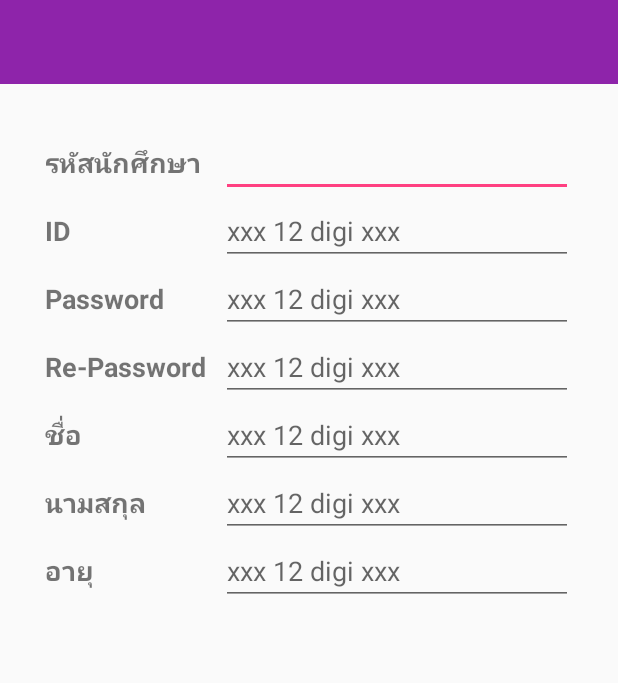
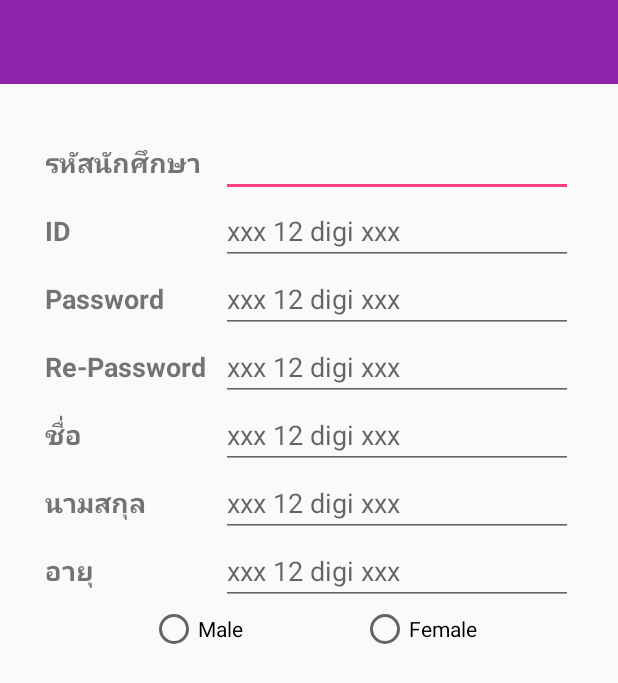
Before and after one commit to Natida2640/ExtSBC, an Android app: the fragment RegisterFragment shown on its own in the app's theme, on a phone screen of 412 x 824 dp. Shown: the top 683 px of the screen. Run offline under Robolectric (Android 15) with nearby library versions, the phone set to English and light mode, and no system bars.

Commit message:
Design step2

```diff
--- a/app/src/main/res/layout/fragment_register.xml
+++ b/app/src/main/res/layout/fragment_register.xml
@@ -213,6 +213,54 @@
                 </LinearLayout>
 
 
+                <!--Gender-->
+
+                <LinearLayout
+
+                    android:layout_width="match_parent"
+                    android:layout_height="wrap_content"
+                    android:orientation="horizontal">
+
+                    <TextView
+
+                        android:layout_width="0dp"
+                        android:layout_height="wrap_content"
+                        android:layout_weight="1"
+                        android:text=""
+                        android:textSize="18sp"
+                        android:textStyle="bold" />
+
+
+                    <RadioGroup
+                        android:layout_width="0dp"
+                        android:layout_height="wrap_content"
+                        android:layout_weight="2"
+                        android:orientation="horizontal">
+
+                        <RadioButton
+                            android:layout_width="0dp"
+                            android:layout_height="wrap_content"
+                            android:layout_weight="1"
+                            android:text="Male" />
+
+                    </RadioGroup>
+
+                    <RadioGroup
+                        android:layout_width="0dp"
+                        android:layout_height="wrap_content"
+                        android:layout_weight="2"
+                        android:orientation="horizontal">
+
+                        <RadioButton
+                            android:layout_width="0dp"
+                            android:layout_height="wrap_content"
+                            android:layout_weight="1"
+                            android:text="Female" />
+
+                    </RadioGroup>
+
+
+                </LinearLayout>
             </LinearLayout>
 
         </ScrollView>
```
